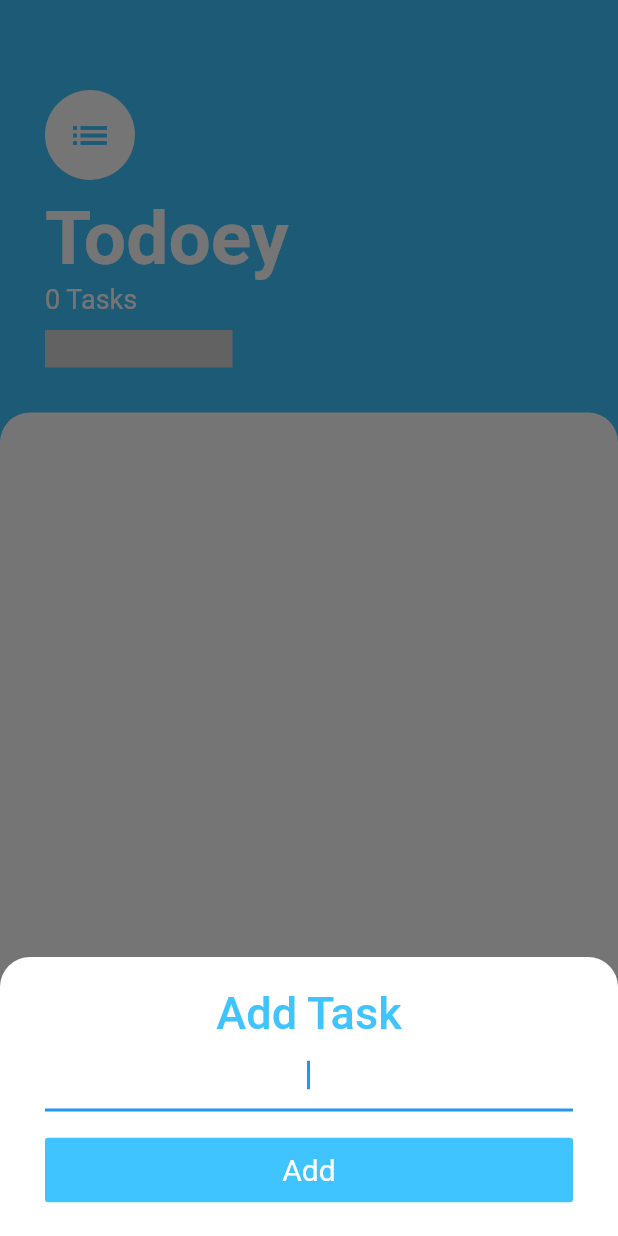
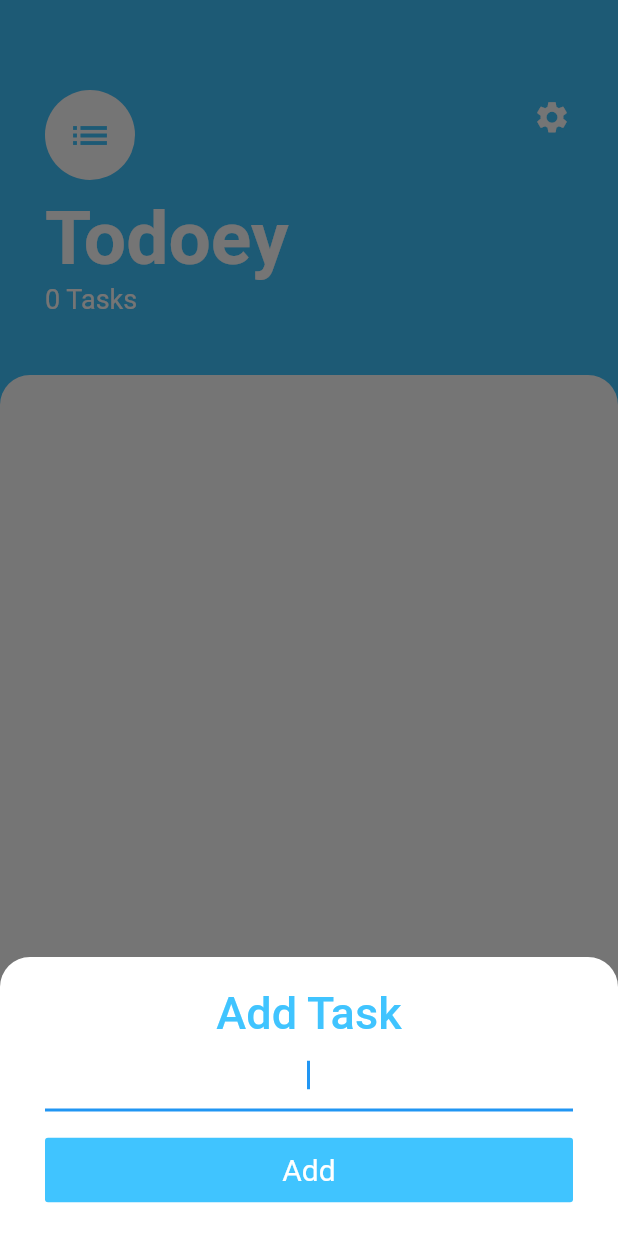
Before and after one commit to Nirbhay-nrb/To-Do-List_app, a Flutter app: the screen it shows after launch, after a tap on the "add" icon, on a phone screen of 412 x 824 dp. Run offline on Flutter 3.47's test engine with Material 2 defaults, Android fonts, the phone set to English and light mode, and no system bars; our stand-ins replace shared_preferences; missing offline and left inert: sliding_switch.

Commit message:
settings.dart added

```diff
--- a/todoey_flutter/lib/main.dart
+++ b/todoey_flutter/lib/main.dart
@@ -32,12 +32,6 @@ class _HomeState extends State<Home> {
     super.initState();
     Provider.of<CustomTheme>(context, listen: false).getIsTheme();
     Provider.of<TaskData>(context, listen: false).getList();
-    // clear();
-  }
-
-  void clear() async {
-    SharedPreferences preferences = await SharedPreferences.getInstance();
-    preferences.clear();
   }
 
   @override
--- a/todoey_flutter/lib/screens/tasks_screen.dart
+++ b/todoey_flutter/lib/screens/tasks_screen.dart
@@ -1,11 +1,11 @@
 import 'package:flutter/material.dart';
 import 'package:todoey_flutter/models/task_data.dart';
 import 'package:todoey_flutter/screens/add_task_screen.dart';
-import 'package:todoey_flutter/theme.dart';
+import 'package:todoey_flutter/screens/settings.dart';
 import 'package:todoey_flutter/widgets/tasks_list.dart';
 import 'package:provider/provider.dart';
-import 'package:sliding_switch/sliding_switch.dart';
-import 'package:todoey_flutter/main.dart';
+
+import '../theme.dart';
 
 class TasksScreen extends StatelessWidget {
   @override
@@ -35,12 +35,15 @@ class TasksScreen extends StatelessWidget {
             padding: EdgeInsets.only(
               top: 60,
               left: 30,
-              right: 30,
               bottom: 30,
             ),
             child: Column(
               crossAxisAlignment: CrossAxisAlignment.start,
               children: <Widget>[
+                Row(
+                  mainAxisAlignment: MainAxisAlignment.spaceBetween,
+                  crossAxisAlignment: CrossAxisAlignment.start,
+                  children: [
                     CircleAvatar(
                       backgroundColor: Colors.white,
                       radius: 30,
@@ -51,6 +54,33 @@ class TasksScreen extends StatelessWidget {
                           size: 30,
                         ),
                       ),
+                    ),
+                    Column(
+                      mainAxisAlignment: MainAxisAlignment.start,
+                      crossAxisAlignment: CrossAxisAlignment.end,
+                      children: [
+                        FlatButton(
+                          materialTapTargetSize:
+                              MaterialTapTargetSize.shrinkWrap,
+                          onPressed: () {
+                            Navigator.push(
+                              context,
+                              MaterialPageRoute(
+                                builder: (context) => Settings(),
+                              ),
+                            );
+                          },
+                          child: Icon(
+                            Icons.settings,
+                            color: Provider.of<CustomTheme>(context).isTheme
+                                ? Colors.white
+                                : Colors.white,
+                            size: 25,
+                          ),
+                        ),
+                      ],
+                    ),
+                  ],
                 ),
                 SizedBox(
                   height: 10,
@@ -72,36 +102,6 @@ class TasksScreen extends StatelessWidget {
                 ),
                 SizedBox(
                   height: 10,
-                ),
-                SlidingSwitch(
-                  value: Provider.of<CustomTheme>(context).isTheme,
-                  width: 125,
-                  onChanged: (bool value) {
-                    Provider.of<CustomTheme>(context, listen: false)
-                        .toggleTheme();
-                  },
-                  height: 25,
-                  animationDuration: const Duration(milliseconds: 100),
-                  onTap: () {},
-                  onDoubleTap: () {},
-                  onSwipe: () {},
-                  textOff: "Light",
-                  textOn: "Dark",
-                  colorOn: Provider.of<CustomTheme>(context).isTheme
-                      ? Colors.lightBlueAccent
-                      : Colors.white,
-                  colorOff: Provider.of<CustomTheme>(context).isTheme
-                      ? Color(0xff6682c0)
-                      : Color(0xffbdbdbd),
-                  background: Provider.of<CustomTheme>(context).isTheme
-                      ? Color(0xffe4e5eb)
-                      : Color(0xff9e9e9e),
-                  buttonColor: Provider.of<CustomTheme>(context).isTheme
-                      ? Color(0xfff7f5f7)
-                      : Color(0xff757575),
-                  inactiveColor: Provider.of<CustomTheme>(context).isTheme
-                      ? Color(0xff636f7b)
-                      : Color(0xff636f7b),
                 ),
               ],
             ),
```
Also changed, not shown: todoey_flutter/lib/models/task_data.dart (+10 -0 lines), todoey_flutter/lib/screens/settings.dart (added, +185 -0 lines). Lines whose indentation alone changed are shown as unchanged.
